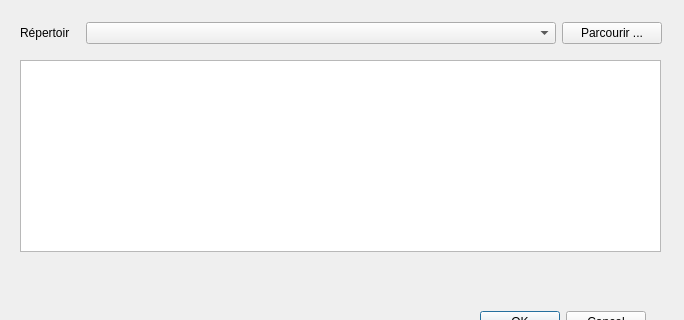
BlackFox3000/M1-IHM-Project, file projet/WindowFiles.ui: the form before one commit; both pictures show x 0 to 684 and y 0 to 320 of the 684 by 465 pixel window.
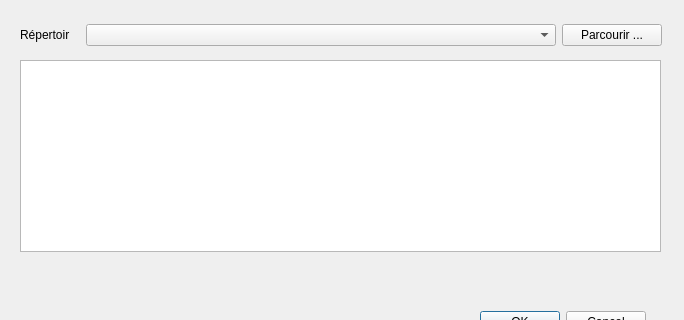
The form after the commit.

Commit message: taille min/max des fenetres fixe

The edit to the form file:
```diff
--- a/projet/WindowFiles.ui
+++ b/projet/WindowFiles.ui
@@ -13,6 +13,18 @@
     <height>465</height>
    </rect>
   </property>
+  <property name="minimumSize">
+   <size>
+    <width>684</width>
+    <height>465</height>
+   </size>
+  </property>
+  <property name="maximumSize">
+   <size>
+    <width>684</width>
+    <height>465</height>
+   </size>
+  </property>
   <property name="windowTitle">
    <string>Dialog</string>
   </property>
@@ -45,7 +57,7 @@
      <x>20</x>
      <y>20</y>
      <width>642</width>
-     <height>26</height>
+     <height>31</height>
     </rect>
    </property>
    <layout class="QHBoxLayout" name="horizontalLayout">
```
The commit also changes 6 other files.
